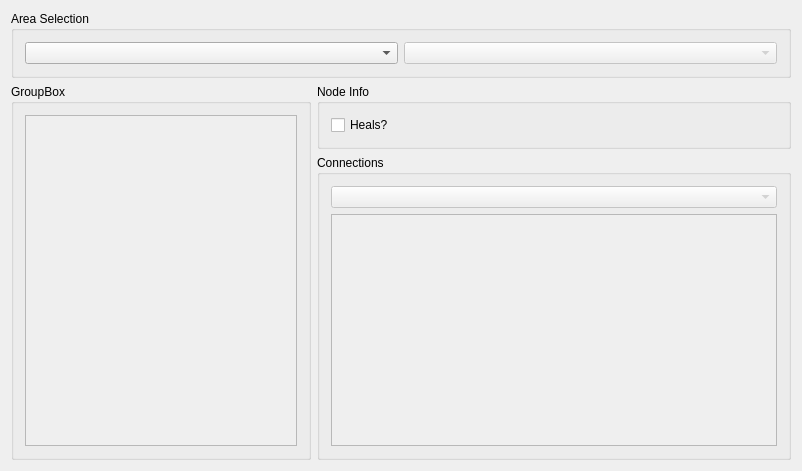
First picture: the form in randovania/gui/data_editor.ui, repository randovania/randovania, before the edit.
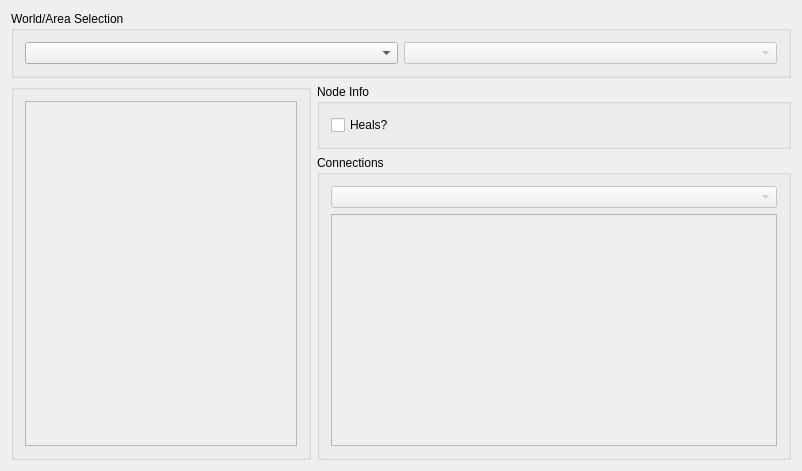
Second picture: the form after the edit.

Commit message: Improve texts in Data Editor

```diff
--- a/randovania/gui/data_editor.ui
+++ b/randovania/gui/data_editor.ui
@@ -24,7 +24,7 @@
     <item row="0" column="0" colspan="2">
      <widget class="QGroupBox" name="groupBox">
       <property name="title">
-       <string>Area Selection</string>
+       <string>World/Area Selection</string>
       </property>
       <layout class="QHBoxLayout" name="horizontalLayout">
        <item>
@@ -49,7 +49,7 @@
        </size>
       </property>
       <property name="title">
-       <string>GroupBox</string>
+       <string/>
       </property>
       <layout class="QGridLayout" name="gridLayout">
        <item row="0" column="0">
```
